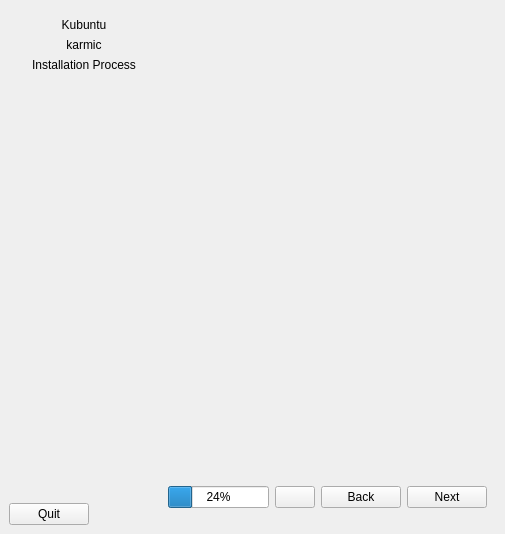
Above: gui/qt/app.ui from chenhan1218/ubiquity before the change. Below: the same form after it.
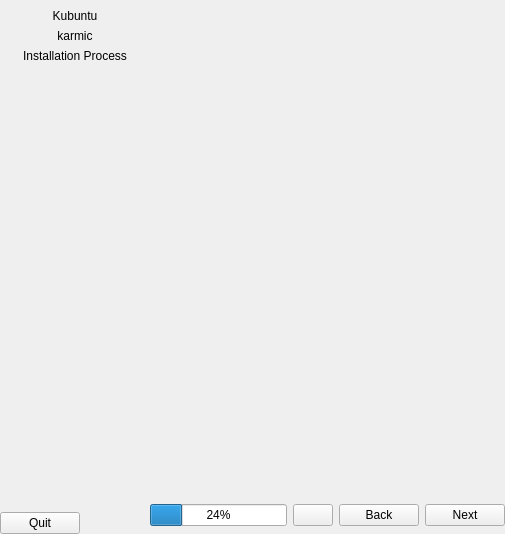
That is the form after the change. Icons and pictures are not drawn.

```diff
--- a/gui/qt/app.ui
+++ b/gui/qt/app.ui
@@ -15,11 +15,11 @@
   </property>
   <widget class="QWidget" name="centralwidget">
    <layout class="QGridLayout" name="gridLayout">
-    <property name="horizontalSpacing">
+    <property name="margin">
      <number>0</number>
     </property>
-    <property name="verticalSpacing">
-     <number>-1</number>
+    <property name="spacing">
+     <number>0</number>
     </property>
     <item row="1" column="2">
      <widget class="QStackedWidget" name="pageMode">
@@ -57,7 +57,6 @@
                <verstretch>0</verstretch>
               </sizepolicy>
              </property>
-             <zorder>footer_widget</zorder>
             </widget>
            </item>
           </layout>
@@ -86,52 +85,6 @@
       </widget>
      </widget>
     </item>
-    <item row="0" column="1" colspan="2">
-     <widget class="QWidget" name="widget_4" native="true">
-      <layout class="QGridLayout" name="gridLayout_5">
-       <property name="leftMargin">
-        <number>1</number>
-       </property>
-       <property name="topMargin">
-        <number>0</number>
-       </property>
-       <property name="rightMargin">
-        <number>0</number>
-       </property>
-       <property name="bottomMargin">
-        <number>0</number>
-       </property>
-       <property name="horizontalSpacing">
-        <number>3</number>
-       </property>
-       <item row="0" column="0">
-        <widget class="QWidget" name="title_widget" native="true">
-         <layout class="QHBoxLayout" name="horizontalLayout_4">
-          <property name="topMargin">
-           <number>0</number>
-          </property>
-          <property name="bottomMargin">
-           <number>0</number>
-          </property>
-          <item>
-           <spacer name="horizontalSpacer_13">
-            <property name="orientation">
-             <enum>Qt::Horizontal</enum>
-            </property>
-            <property name="sizeHint" stdset="0">
-             <size>
-              <width>0</width>
-              <height>0</height>
-             </size>
-            </property>
-           </spacer>
-          </item>
-         </layout>
-        </widget>
-       </item>
-      </layout>
-     </widget>
-    </item>
     <item row="0" column="0" rowspan="3">
      <widget class="QWidget" name="sidebar_widget" native="true">
       <property name="sizePolicy">
@@ -146,12 +99,27 @@
         <height>0</height>
        </size>
       </property>
+      <property name="maximumSize">
+       <size>
+        <width>150</width>
+        <height>16777215</height>
+       </size>
+      </property>
       <layout class="QVBoxLayout" name="verticalLayout_3">
+       <property name="spacing">
+        <number>0</number>
+       </property>
        <property name="margin">
         <number>0</number>
        </property>
        <item>
-        <widget class="QWidget" name="sidebar_header_widget" native="true">
+        <widget class="QFrame" name="sidebar_header_frame">
+         <property name="sizePolicy">
+          <sizepolicy hsizetype="Preferred" vsizetype="Minimum">
+           <horstretch>0</horstretch>
+           <verstretch>0</verstretch>
+          </sizepolicy>
+         </property>
          <layout class="QVBoxLayout" name="verticalLayout_4">
           <item>
            <widget class="QLabel" name="distro_name_label">
@@ -197,34 +165,38 @@
            <verstretch>0</verstretch>
           </sizepolicy>
          </property>
-         <property name="minimumSize">
-          <size>
-           <width>150</width>
-           <height>0</height>
-          </size>
-         </property>
          <layout class="QVBoxLayout" name="verticalLayout_5">
-          <property name="rightMargin">
+          <property name="spacing">
+           <number>0</number>
+          </property>
+          <property name="margin">
            <number>0</number>
           </property>
           <item>
-           <spacer name="verticalSpacer">
-            <property name="orientation">
-             <enum>Qt::Vertical</enum>
+           <widget class="QWidget" name="steps_filler_widget" native="true">
+            <property name="sizePolicy">
+             <sizepolicy hsizetype="Preferred" vsizetype="Expanding">
+              <horstretch>0</horstretch>
+              <verstretch>0</verstretch>
+             </sizepolicy>
             </property>
-            <property name="sizeHint" stdset="0">
-             <size>
-              <width>20</width>
-              <height>40</height>
-             </size>
-            </property>
-           </spacer>
+           </widget>
           </item>
          </layout>
         </widget>
        </item>
        <item>
-        <layout class="QHBoxLayout" name="horizontalLayout_3">
+        <widget class="QFrame" name="sidebar_footer_frame">
+         <property name="sizePolicy">
+          <sizepolicy hsizetype="Preferred" vsizetype="Minimum">
+           <horstretch>0</horstretch>
+           <verstretch>0</verstretch>
+          </sizepolicy>
+         </property>
+         <layout class="QHBoxLayout" name="horizontalLayout_7">
+          <property name="margin">
+           <number>0</number>
+          </property>
          <item>
           <widget class="QPushButton" name="quit">
            <property name="text">
@@ -249,12 +221,13 @@
           </spacer>
          </item>
         </layout>
+        </widget>
        </item>
       </layout>
      </widget>
     </item>
     <item row="2" column="1" colspan="2">
-     <widget class="QWidget" name="footer_widget" native="true">
+     <widget class="QFrame" name="footer_frame">
       <property name="sizePolicy">
        <sizepolicy hsizetype="Preferred" vsizetype="Fixed">
         <horstretch>0</horstretch>
@@ -262,6 +235,9 @@
        </sizepolicy>
       </property>
       <layout class="QHBoxLayout" name="horizontalLayout">
+       <property name="margin">
+        <number>0</number>
+       </property>
        <item>
         <widget class="QStackedWidget" name="progress_stack">
          <property name="sizePolicy">
@@ -288,7 +264,9 @@
               <string/>
              </property>
              <property name="icon">
-              <iconset theme="dialog-close"/>
+              <iconset theme="dialog-close">
+               <normaloff/>
+              </iconset>
              </property>
             </widget>
            </item>
```
Lines whose indentation alone changed are shown as unchanged.
